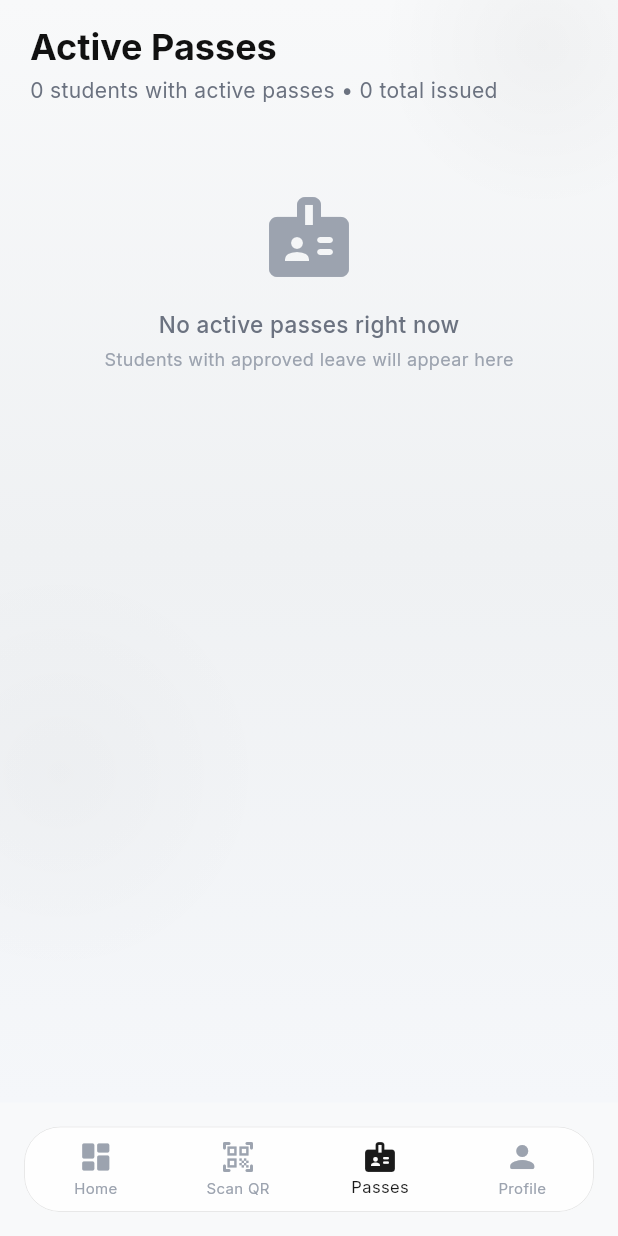
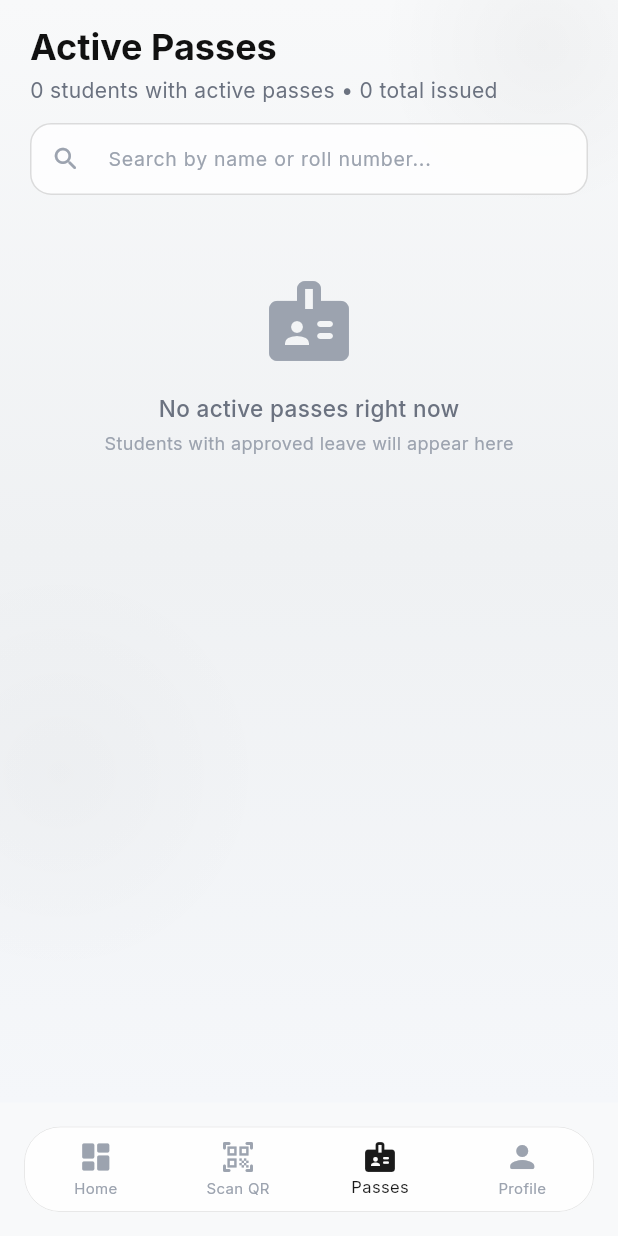
Before and after one commit to DEMiHAT/concord-hostel, a Flutter app: the SecurityHomeScreen screen opened directly with empty values, item 3 of the bottom bar chosen, on a phone screen of 412 x 824 dp. Run offline on Flutter 3.47's test engine with Material 3 defaults, Android fonts, the phone set to English and light mode, and no system bars; our stand-ins replace cloud_firestore, firebase_auth, flutter_animate, google_fonts, qr_flutter; accounts and stored records are empty.

Commit message:
fix:Security Button Pixel Overflow feat. Search Bar

```diff
--- a/lib/screens/security/security_home.dart
+++ b/lib/screens/security/security_home.dart
@@ -25,11 +25,14 @@ class _SecurityHomeScreenState extends State<SecurityHomeScreen> {
   final TextEditingController _exceptionController = TextEditingController();
   final TextEditingController _exceptionReasonController =
       TextEditingController();
+  final TextEditingController _searchController = TextEditingController();
+  String _searchQuery = '';
 
   @override
   void dispose() {
     _exceptionController.dispose();
     _exceptionReasonController.dispose();
+    _searchController.dispose();
     super.dispose();
   }
 
@@ -1002,6 +1005,15 @@ class _SecurityHomeScreenState extends State<SecurityHomeScreen> {
   Widget _buildActivePasses(List<QrPass> activePasses) {
     final allPasses = widget.service.qrPasses;
 
+    // Filter passes by search query
+    final filteredPasses = _searchQuery.isEmpty
+        ? activePasses
+        : activePasses.where((p) {
+            final query = _searchQuery.toLowerCase();
+            return p.studentName.toLowerCase().contains(query) ||
+                p.studentRollNumber.toLowerCase().contains(query);
+          }).toList();
+
     return SingleChildScrollView(
       physics: const BouncingScrollPhysics(),
       padding: const EdgeInsets.symmetric(horizontal: 20),
@@ -1018,8 +1030,71 @@ class _SecurityHomeScreenState extends State<SecurityHomeScreen> {
             '${activePasses.length} students with active passes • ${allPasses.length} total issued',
             style: Theme.of(context).textTheme.bodyMedium,
           ),
-          const SizedBox(height: 16),
-          if (activePasses.isEmpty)
+          const SizedBox(height: 12),
+
+          // Search bar
+          TextField(
+            controller: _searchController,
+            onChanged: (value) => setState(() => _searchQuery = value),
+            style: const TextStyle(
+                color: AppColors.textPrimary, fontSize: 14),
+            decoration: InputDecoration(
+              hintText: 'Search by name or roll number...',
+              hintStyle: TextStyle(
+                  color: AppColors.textMuted, fontSize: 13),
+              prefixIcon: const Icon(Icons.search_rounded,
+                  color: AppColors.textMuted, size: 20),
+              suffixIcon: _searchQuery.isNotEmpty
+                  ? IconButton(
+                      icon: const Icon(Icons.clear_rounded,
+                          color: AppColors.textMuted, size: 18),
+                      onPressed: () {
+                        _searchController.clear();
+                        setState(() => _searchQuery = '');
+                      },
+                    )
+                  : null,
+              filled: true,
+              fillColor: AppColors.glassWhite,
+              contentPadding: const EdgeInsets.symmetric(
+                  horizontal: 16, vertical: 12),
+              border: OutlineInputBorder(
+                borderRadius: BorderRadius.circular(14),
+                borderSide:
+                    const BorderSide(color: AppColors.glassBorder),
+              ),
+              enabledBorder: OutlineInputBorder(
+                borderRadius: BorderRadius.circular(14),
+                borderSide:
+                    const BorderSide(color: AppColors.glassBorder),
+              ),
+              focusedBorder: OutlineInputBorder(
+                borderRadius: BorderRadius.circular(14),
+                borderSide: const BorderSide(
+                    color: AppColors.primaryStart, width: 1.5),
+              ),
+            ),
+          ),
+          const SizedBox(height: 12),
+
+          if (filteredPasses.isEmpty && _searchQuery.isNotEmpty)
+            Center(
+              child: Padding(
+                padding: const EdgeInsets.all(30),
+                child: Column(
+                  children: [
+                    Icon(Icons.search_off_rounded,
+                        size: 48, color: AppColors.textMuted),
+                    const SizedBox(height: 12),
+                    Text('No passes match "$_searchQuery"',
+                        style: TextStyle(
+                            color: AppColors.textSecondary,
+                            fontSize: 14)),
+                  ],
+                ),
+              ),
+            )
+          else if (filteredPasses.isEmpty)
             Center(
               child: Padding(
                 padding: const EdgeInsets.all(40),
@@ -1034,7 +1109,8 @@ class _SecurityHomeScreenState extends State<SecurityHomeScreen> {
                             fontSize: 15,
                             fontWeight: FontWeight.w500)),
                     const SizedBox(height: 4),
-                    Text('Students with approved leave will appear here',
+                    Text(
+                        'Students with approved leave will appear here',
                         style: TextStyle(
                             color: AppColors.textMuted, fontSize: 12)),
                   ],
@@ -1042,7 +1118,7 @@ class _SecurityHomeScreenState extends State<SecurityHomeScreen> {
               ),
             )
           else
-            ...activePasses.map((pass) {
+            ...filteredPasses.map((pass) {
               Color stateColor;
               String stateDescription;
               IconData stateIcon;
--- a/lib/widgets/glass_widgets.dart
+++ b/lib/widgets/glass_widgets.dart
@@ -132,7 +132,7 @@ class _GlassButtonState extends State<GlassButton>
         },
         child: Container(
           padding: EdgeInsets.symmetric(
-            horizontal: widget.isSmall ? 16 : 24,
+            horizontal: widget.isSmall ? 12 : 24,
             vertical: widget.isSmall ? 10 : 14,
           ),
           decoration: BoxDecoration(
@@ -165,12 +165,15 @@ class _GlassButtonState extends State<GlassButton>
                       Icon(widget.icon, color: Colors.white, size: widget.isSmall ? 16 : 20),
                       SizedBox(width: widget.isSmall ? 6 : 8),
                     ],
-                    Text(
-                      widget.label,
-                      style: TextStyle(
-                        color: Colors.white,
-                        fontWeight: FontWeight.w600,
-                        fontSize: widget.isSmall ? 13 : 15,
+                    Flexible(
+                      child: Text(
+                        widget.label,
+                        overflow: TextOverflow.ellipsis,
+                        style: TextStyle(
+                          color: Colors.white,
+                          fontWeight: FontWeight.w600,
+                          fontSize: widget.isSmall ? 13 : 15,
+                        ),
                       ),
                     ),
                   ],
```
